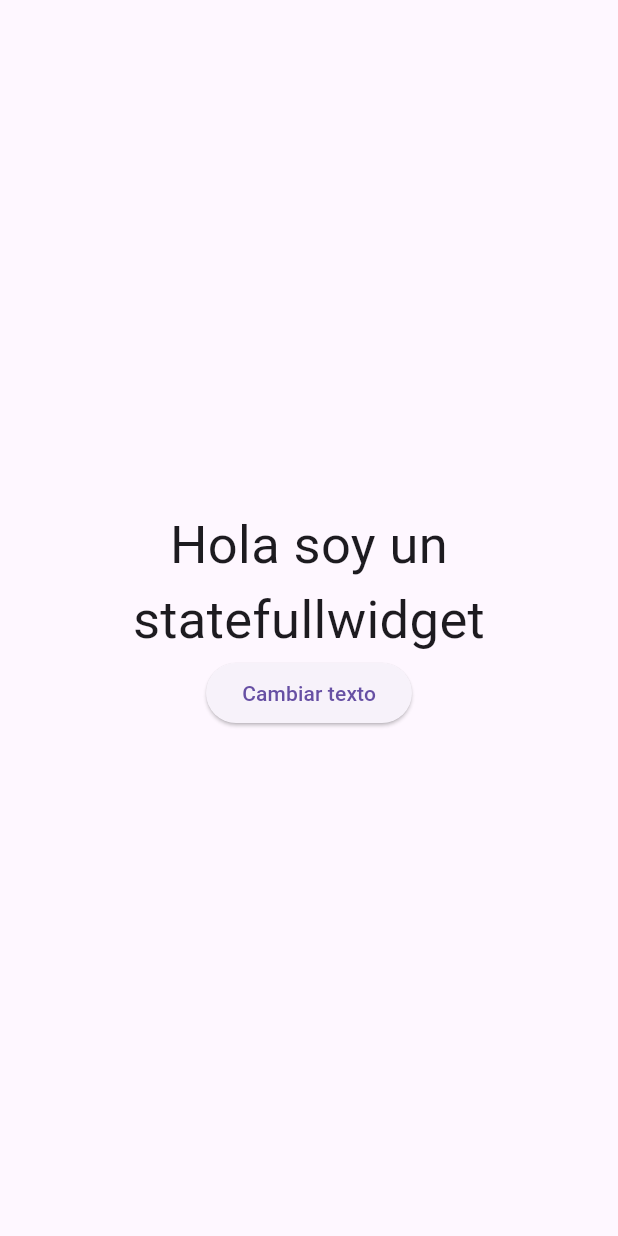
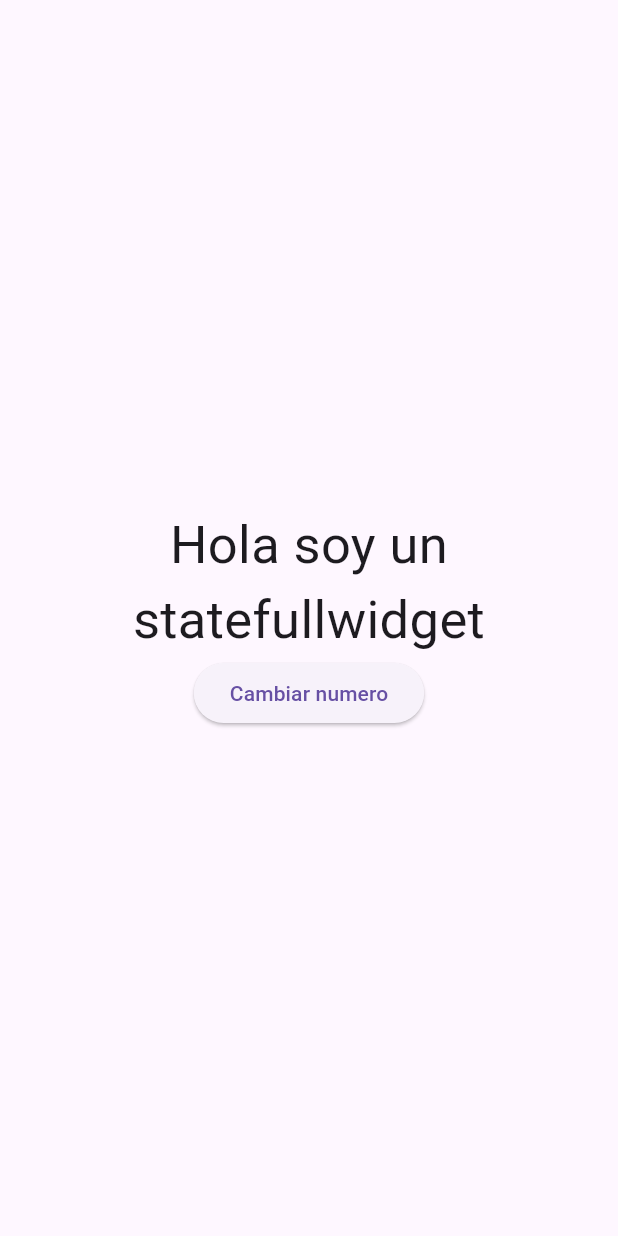
Before and after one commit to programadorescs/statelessfullwidgetapp, a Flutter app: the screen it shows after launch, on a phone screen of 412 x 824 dp. Run offline on Flutter 3.47's test engine with Material 3 defaults, Android fonts, the phone set to English and light mode, and no system bars.

Commit message:
Cambiar valor del numero

```diff
--- a/lib/pages/mi_widget_statefull.dart
+++ b/lib/pages/mi_widget_statefull.dart
@@ -9,6 +9,7 @@ class MiWidgetStatefull extends StatefulWidget {
 
 class _MiWidgetStatefullState extends State<MiWidgetStatefull> {
   String texto = "Hola soy un statefullwidget";
+  int numero = 0;
 
   @override
   Widget build(BuildContext context) {
@@ -24,11 +25,13 @@ class _MiWidgetStatefullState extends State<MiWidgetStatefull> {
             ),
             ElevatedButton(
               onPressed: () {
-                texto = "Hola este es el nuevo valor";
+                //texto = "Hola este es el nuevo valor";
+                numero++;
+                texto = numero.toString();
                 print(texto);
                 setState(() {});
               },
-              child: Text("Cambiar texto"),
+              child: Text("Cambiar numero"),
             ),
           ],
         ),
```
